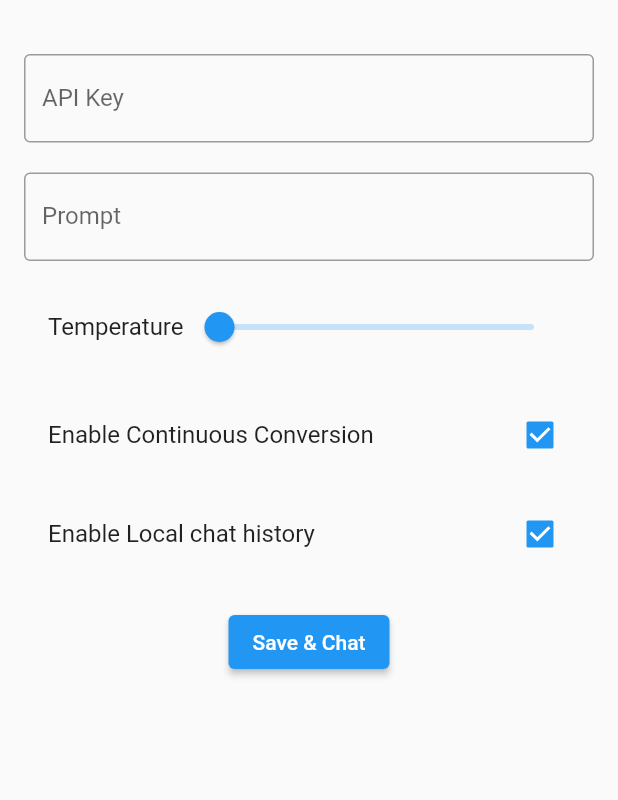
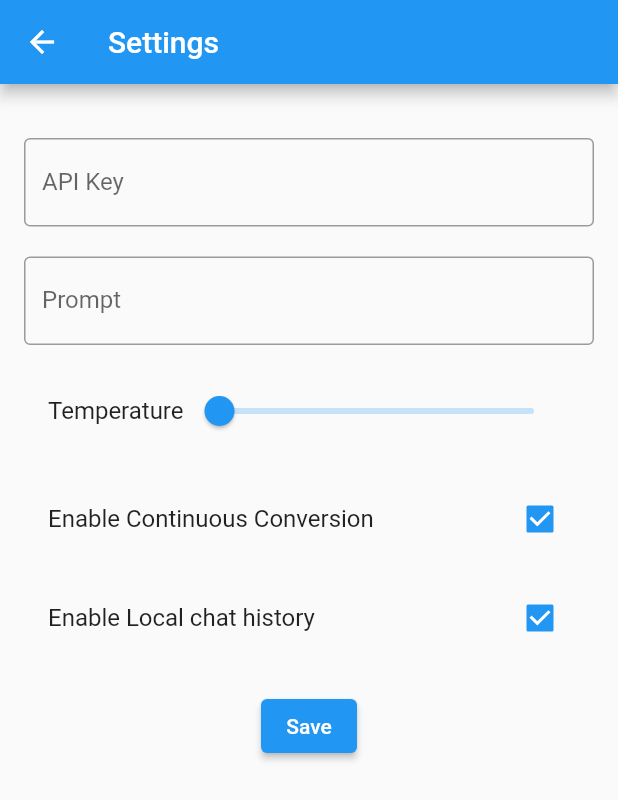
Before and after one commit to itiiss/ChatShell, a Flutter app: the Setting screen opened directly, on a phone screen of 412 x 824 dp. Shown: the top 800 px of the screen. Run offline on Flutter 3.47's test engine with Material 2 defaults, Android fonts, the phone set to English and light mode, and no system bars; our stand-ins replace get, shared_preferences; accounts and stored records are empty.

Commit message:
feat: 优化路由&交互

```diff
--- a/lib/screen/settting.dart
+++ b/lib/screen/settting.dart
@@ -1,6 +1,5 @@
 import 'package:flutter/material.dart';
 import 'package:get/get.dart';
-import 'package:project/screen/chat.dart';
 import 'package:project/constants.dart';
 import 'package:project/model/setting.dart';
 import 'package:shared_preferences/shared_preferences.dart';
@@ -42,6 +41,7 @@ class Setting extends StatelessWidget {
   Widget _buildTextField({
     required void Function(String) onChanged,
     required String label,
+    required TextEditingController controller,
     TextInputType keyboardType = TextInputType.text,
   }) {
     return TextFormField(
@@ -50,6 +50,7 @@ class Setting extends StatelessWidget {
         border: const OutlineInputBorder(),
         labelText: label,
       ),
+      controller: controller,
       onChanged: onChanged,
     );
   }
@@ -84,8 +85,7 @@ class Setting extends StatelessWidget {
   final SettingController settingController = Get.put(SettingController());
 
   void _saveSettings() async {
-    SharedPreferences prefs = await SharedPreferences.getInstance();
-    Settings settings = Settings(prefs: prefs);
+    Settings settings = Settings(prefs: settingController.prefs);
     settings.apiKey = settingController.apiKey.value;
     settings.prompt = settingController.prompt.value;
     settings.defaultTemperature = settingController.temperature.value;
@@ -96,7 +96,11 @@ class Setting extends StatelessWidget {
 
   @override
   Widget build(context) {
-    return Padding(
+    return Scaffold(
+      appBar: AppBar(
+        title: const Text("Settings"),
+      ),
+      body: Padding(
         padding: const EdgeInsets.all(16.0),
         child: SingleChildScrollView(
           child: Obx(
@@ -105,6 +109,8 @@ class Setting extends StatelessWidget {
                 const SizedBox(height: 20),
                 _buildTextField(
                   label: 'API Key',
+                  controller: TextEditingController(
+                      text: settingController.apiKey.value),
                   onChanged: (value) {
                     settingController.setApiKey(value);
                   },
@@ -112,6 +118,8 @@ class Setting extends StatelessWidget {
                 const SizedBox(height: 20),
                 _buildTextField(
                   label: 'Prompt',
+                  controller: TextEditingController(
+                      text: settingController.prompt.value),
                   onChanged: (value) {
                     settingController.setPrompt(value);
                   },
@@ -144,11 +152,12 @@ class Setting extends StatelessWidget {
                 ElevatedButton(
                   onPressed: () {
                     _saveSettings();
-                  Get.to(() => const ChatPage());
+                    Get.back();
                   },
-                child: const Text('Save & Chat'),
+                  child: const Text('Save'),
                 ),
               ],
+            ),
           ),
         ),
       ),
--- a/lib/widget/chat_bubble.dart
+++ b/lib/widget/chat_bubble.dart
@@ -25,9 +25,11 @@ class CustomShape extends CustomPainter {
 
 class ReceivedMessage extends StatelessWidget {
   final String message;
+  final bool isLoading;
   const ReceivedMessage({
     required Key key,
     required this.message,
+    required this.isLoading,
   }) : super(key: key);
 
   @override
@@ -66,7 +68,9 @@ class ReceivedMessage extends StatelessWidget {
 
     return Padding(
       padding: const EdgeInsets.only(right: 50.0, left: 18, top: 10, bottom: 5),
-      child: Row(
+      child: isLoading
+          ? const CircularProgressIndicator()
+          : Row(
               mainAxisAlignment: MainAxisAlignment.end,
               children: <Widget>[
                 const SizedBox(height: 30),
```
Also changed, not shown: lib/main.dart (+2 -5 lines), lib/screen/chat.dart (+59 -8 lines). Lines whose indentation alone changed are shown as unchanged.
